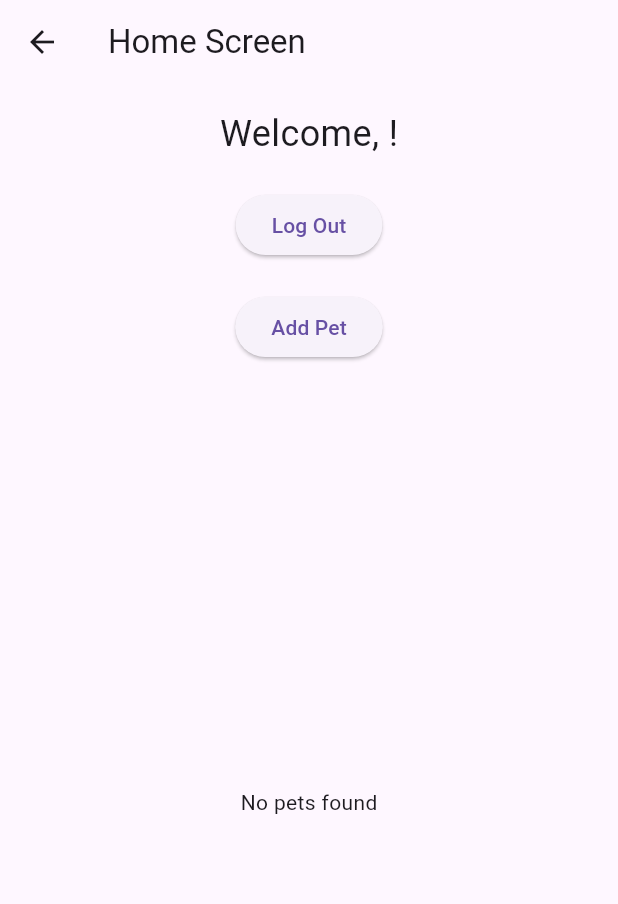
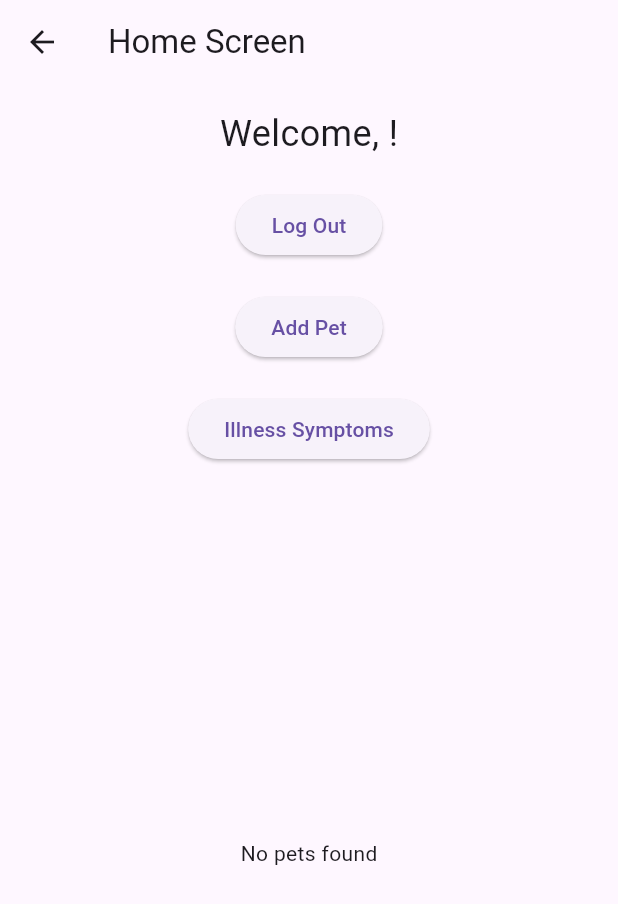
Before and after one commit to anguyen221/PawCare, a Flutter app: the HomeScreen screen opened by its route, on a phone screen of 412 x 824 dp. Shown: the top 904 px of the screen. Run offline on Flutter 3.47's test engine with Material 3 defaults, Android fonts, the phone set to English and light mode, and no system bars; our stand-ins replace cloud_firestore, firebase_auth, firebase_core; accounts and stored records are empty.

Commit message:
Edited home_screen.dart to include pages for user to direct to

```diff
--- a/lib/home_screen.dart
+++ b/lib/home_screen.dart
@@ -39,6 +39,15 @@ class HomeScreen extends StatelessWidget {
                 Navigator.pushNamed(context, '/addPet');
               },
               child: Text('Add Pet'),
+            ),
+
+            SizedBox(height: 20),
+
+            ElevatedButton(
+              onPressed: () {
+                Navigator.pushNamed(context, '/illnessSymptoms');
+              },
+              child: Text('Illness Symptoms'),
             ),
 
             SizedBox(height: 20),
```
